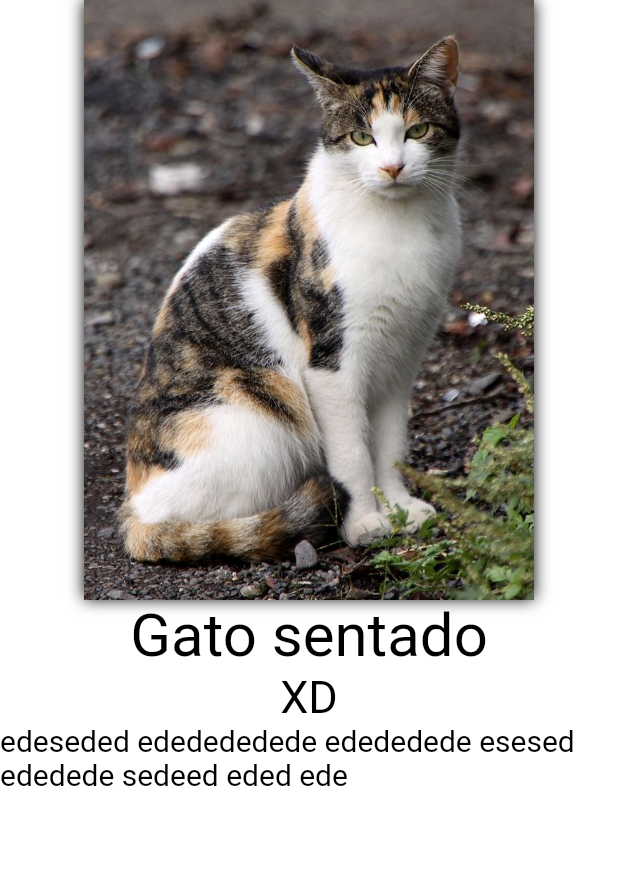
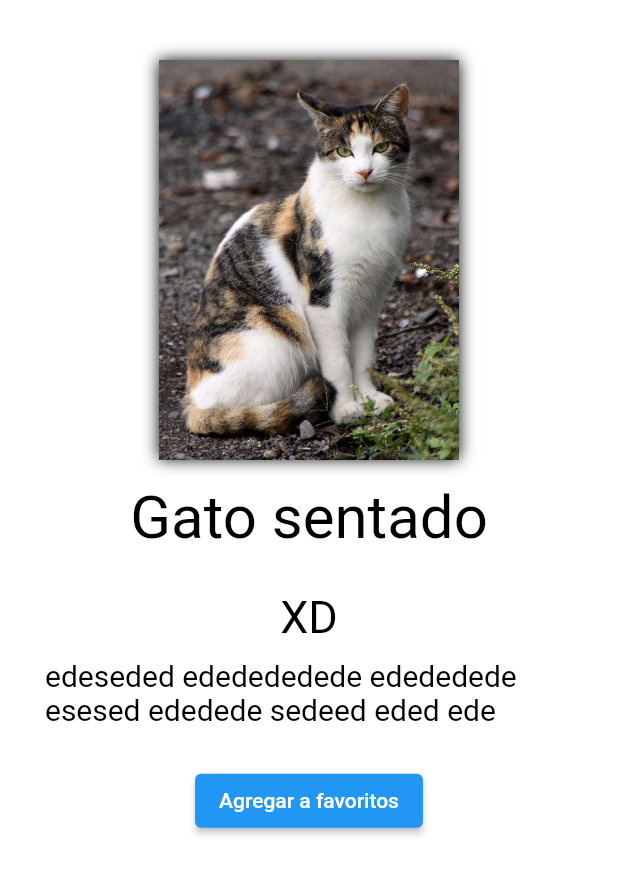
Before and after one commit to Droh2000/Funcion-de-widget, a Flutter app: the screen it shows after launch, on a phone screen of 412 x 824 dp. Shown: the top 875 px of the screen. Run offline on Flutter 3.47's test engine with Material 2 defaults, Android fonts, the light colour scheme and no system bars.

Commit message:
modified:   lib/main.dart

```diff
--- a/lib/main.dart
+++ b/lib/main.dart
@@ -1,16 +1,7 @@
 import 'package:flutter/material.dart';
 
 void main() {
-  /*
-    Hacer una pantalla
-
-    TAREA (1 Proyecto para cada uno Ejemplo)
-    1 Staleee
-    1 StalFull
-
-    Moodle
-   */
-
+  /* Hacer una pantalla */
   runApp(MyApp());
 }
 
@@ -23,51 +14,75 @@ class MyApp extends StatelessWidget {
     // Queremos retornar
     // crl + . (Contener dentro de otra coasa cualquier cosa) --- Container
     return Container(
+      // PADDING GENERAL All - Todos , symetric (Aplicar a dos a la vez), only (Solo uno)
+      padding: const EdgeInsets.symmetric(
+          horizontal: 30), // Este es para el container
       color: Colors.white, // Poner color de fondo
       child: Column(
         children: [
+          // En los hijos son los widgets que le podemos poner
+          // PADDING PARA LA IMAGE (entre la imagen y la pantalla)
+          const Padding(padding: EdgeInsets.only(top: 40)),
           // Aqui ponemos los wigedts que queremos ingresar
           // Las imagenes se ponene en poubspec.yam
           // Descomentar Assets es que poner abajo del gato y con tabulacion
           Container(
             // darle una sombra a la imagen
-            decoration: BoxDecoration(
+            decoration: const BoxDecoration(
               boxShadow: [
                 BoxShadow(blurRadius: 8),
               ],
             ),
             child: const Image(
               image: AssetImage('img/download.jpg'),
-              width: 300,
+              width: 200,
             ),
           ),
           // Si queremos agregar Texto aqui va
           // Estamos repetiendo mucho esto
           // HACER UNA FUNCION para sustituir los parametros de const Text
-          datosText(texto: 'Gato sentado', fontS: 40),
-          datosText(texto: 'XD', fontS: 30),
-          datosText(
+          /*const Padding(padding: EdgeInsets.only(top: 15)),
+          datosText(texto: 'Gato sentado', fontS: 40),*/
+          const TextoPersonal(
+            "Gato sentado",
+            Colors.black,
+            40,
+            15,
+            25,
+          ),
+          /*const Padding(padding: EdgeInsets.only(top: 25)),*/
+          const TextoPersonal(
+            "XD",
+            Colors.black,
+            30,
+            0,
+            10,
+          ),
+          /*datosText(texto: 'XD', fontS: 30),
+          const Padding(padding: EdgeInsets.only(top: 10)),*/
+          const TextoPersonal(
+            'edeseded ededededede edededede esesed ededede sedeed eded ede',
+            Colors.black,
+            20,
+            0,
+            25,
+          ),
+          /*datosText(
               texto:
                   'edeseded ededededede edededede esesed ededede sedeed eded ede',
               fontS: 20),
-          /*
-          // Codigo Remplazado por la funcion de arriba
-          const Text(
-            'Gato Sentado',
+          const Padding(padding: EdgeInsets.only(top: 25)),*/
+          // CREAR BOTON (Puede dar error si nos salimos de los limites)
+          Directionality(
             textDirection: TextDirection.ltr,
-            style: TextStyle(color: Colors.black, fontSize: 40),
-          ),
-          const Text(
-            'XD',
-            textDirection: TextDirection.ltr,
-            style: TextStyle(color: Colors.black, fontSize: 30),
-          ),
-          // Si salen unas rayas amarilla con negro es porque esamos sobrepasando los limites de la pantalla
-          const Text(
-            'edeseded ededededede edededede esesed ededede sedeed eded ede',
-            textDirection: TextDirection.ltr,
-            style: TextStyle(color: Colors.black, fontSize: 20),
-          ),*/
+            child: ElevatedButton(
+              // Funcion anonima
+              onPressed: () {
+                print("Hola");
+              },
+              child: const Text("Agregar a favoritos"),
+            ),
+          )
         ],
       ),
     );
@@ -85,4 +100,49 @@ Text datosText({
     textDirection: td,
     style: TextStyle(color: c, fontSize: fontS),
   );
+
+  // Funcion optimizador de texto
+  /*Text datosTexto(String contenido, Color color, double size) {
+    return Text(
+      contenido,
+      textDirection: TextDirection.ltr,
+      style: TextStyle(
+        color: color,
+        fontSize: size,
+      ),
+    );
+  }*/
 }
+
+// Creacion de Stateless widget para no usar el metodo
+class TextoPersonal extends StatelessWidget {
+  final String contenido;
+  final Color color;
+  final double size;
+  final double paddingTop, paddingDown;
+
+  const TextoPersonal(
+      this.contenido, this.color, this.size, this.paddingTop, this.paddingDown,
+      {super.key});
+
+  @override
+  Widget build(BuildContext context) {
+    return Column(
+      children: [
+        Padding(padding: EdgeInsets.only(top: paddingTop)),
+        Text(
+          contenido,
+          textDirection: TextDirection.ltr,
+          style: TextStyle(
+            color: color,
+            fontSize: size,
+          ),
+        ),
+        Padding(padding: EdgeInsets.only(top: paddingDown))
+      ],
+    );
+  }
+}
+
+// Hacer:
+// Comit en github
```
